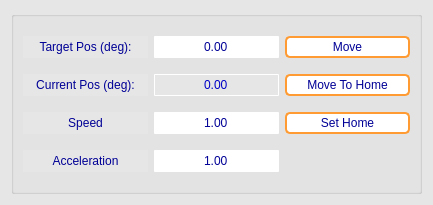
This is GUI_files/rot_motor_widget.ui in goegilein/Controller as Qt 5 draws it before an edit. The edited form follows.
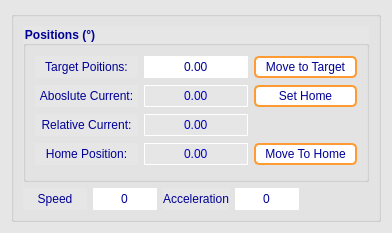
This is the edited form.

Patch:
```diff
--- a/GUI_files/rot_motor_widget.ui
+++ b/GUI_files/rot_motor_widget.ui
@@ -6,8 +6,8 @@
    <rect>
     <x>0</x>
     <y>0</y>
-    <width>433</width>
-    <height>205</height>
+    <width>392</width>
+    <height>233</height>
    </rect>
   </property>
   <property name="windowTitle">
@@ -148,16 +148,87 @@
       <string/>
      </property>
      <layout class="QGridLayout" name="gridLayout_2">
+      <item row="0" column="0" colspan="5">
+       <widget class="QGroupBox" name="groupBox">
+        <property name="title">
+         <string>Positions (°)</string>
+        </property>
+        <layout class="QGridLayout" name="gridLayout_3">
+         <item row="2" column="0">
+          <widget class="QLabel" name="label_5">
+           <property name="text">
+            <string>Relative Current:</string>
+           </property>
+           <property name="alignment">
+            <set>Qt::AlignCenter</set>
+           </property>
+          </widget>
+         </item>
       <item row="0" column="0">
        <widget class="QLabel" name="label">
         <property name="text">
-         <string>Target Pos (deg):</string>
+            <string>Target Poitions:</string>
         </property>
         <property name="alignment">
          <set>Qt::AlignCenter</set>
         </property>
        </widget>
       </item>
+         <item row="3" column="0">
+          <widget class="QLabel" name="label_6">
+           <property name="text">
+            <string>Home Position:</string>
+           </property>
+           <property name="alignment">
+            <set>Qt::AlignCenter</set>
+           </property>
+          </widget>
+         </item>
+         <item row="2" column="1">
+          <widget class="QDoubleSpinBox" name="rel_pos_spinbox">
+           <property name="enabled">
+            <bool>false</bool>
+           </property>
+           <property name="alignment">
+            <set>Qt::AlignCenter</set>
+           </property>
+           <property name="buttonSymbols">
+            <enum>QAbstractSpinBox::NoButtons</enum>
+           </property>
+           <property name="minimum">
+            <double>-1000.000000000000000</double>
+           </property>
+           <property name="maximum">
+            <double>1000.000000000000000</double>
+           </property>
+          </widget>
+         </item>
+         <item row="1" column="0">
+          <widget class="QLabel" name="label_4">
+           <property name="text">
+            <string>Aboslute Current:</string>
+           </property>
+           <property name="alignment">
+            <set>Qt::AlignCenter</set>
+           </property>
+          </widget>
+         </item>
+         <item row="3" column="1">
+          <widget class="QDoubleSpinBox" name="home_pos_spinbox">
+           <property name="enabled">
+            <bool>false</bool>
+           </property>
+           <property name="alignment">
+            <set>Qt::AlignCenter</set>
+           </property>
+           <property name="buttonSymbols">
+            <enum>QAbstractSpinBox::NoButtons</enum>
+           </property>
+           <property name="maximum">
+            <double>10000.000000000000000</double>
+           </property>
+          </widget>
+         </item>
       <item row="0" column="1">
        <widget class="QDoubleSpinBox" name="target_pos_spinbox">
         <property name="alignment">
@@ -171,16 +242,6 @@
         </property>
        </widget>
       </item>
-      <item row="1" column="0">
-       <widget class="QLabel" name="label_4">
-        <property name="text">
-         <string>Current Pos (deg):</string>
-        </property>
-        <property name="alignment">
-         <set>Qt::AlignCenter</set>
-        </property>
-       </widget>
-      </item>
       <item row="1" column="1">
        <widget class="QDoubleSpinBox" name="current_pos_spinbox">
         <property name="enabled">
@@ -197,59 +258,7 @@
         </property>
        </widget>
       </item>
-      <item row="2" column="0">
-       <widget class="QLabel" name="label_2">
-        <property name="text">
-         <string>Speed</string>
-        </property>
-        <property name="alignment">
-         <set>Qt::AlignCenter</set>
-        </property>
-       </widget>
-      </item>
-      <item row="3" column="0">
-       <widget class="QLabel" name="label_3">
-        <property name="text">
-         <string>Acceleration</string>
-        </property>
-        <property name="alignment">
-         <set>Qt::AlignCenter</set>
-        </property>
-       </widget>
-      </item>
-      <item row="3" column="1">
-       <widget class="QDoubleSpinBox" name="acc_spinbox">
-        <property name="alignment">
-         <set>Qt::AlignCenter</set>
-        </property>
-        <property name="buttonSymbols">
-         <enum>QAbstractSpinBox::NoButtons</enum>
-        </property>
-        <property name="minimum">
-         <double>1.000000000000000</double>
-        </property>
-        <property name="maximum">
-         <double>100.000000000000000</double>
-        </property>
-       </widget>
-      </item>
-      <item row="2" column="1">
-       <widget class="QDoubleSpinBox" name="speed_spinbox">
-        <property name="alignment">
-         <set>Qt::AlignCenter</set>
-        </property>
-        <property name="buttonSymbols">
-         <enum>QAbstractSpinBox::NoButtons</enum>
-        </property>
-        <property name="minimum">
-         <double>1.000000000000000</double>
-        </property>
-        <property name="maximum">
-         <double>1000.000000000000000</double>
-        </property>
-       </widget>
-      </item>
-      <item row="0" column="3">
+         <item row="0" column="2">
        <widget class="QPushButton" name="move_button">
         <property name="sizePolicy">
          <sizepolicy hsizetype="Minimum" vsizetype="Preferred">
@@ -258,21 +267,70 @@
          </sizepolicy>
         </property>
         <property name="text">
-         <string>Move</string>
+            <string>Move to Target</string>
         </property>
        </widget>
       </item>
-      <item row="1" column="3">
+         <item row="3" column="2">
        <widget class="QPushButton" name="move_to_home_button">
         <property name="text">
          <string>Move To Home</string>
         </property>
        </widget>
       </item>
-      <item row="2" column="3">
+         <item row="1" column="2">
        <widget class="QPushButton" name="set_home_button">
         <property name="text">
          <string>Set Home</string>
+           </property>
+          </widget>
+         </item>
+        </layout>
+       </widget>
+      </item>
+      <item row="2" column="1">
+       <widget class="QSpinBox" name="speed_spinbox">
+        <property name="alignment">
+         <set>Qt::AlignCenter</set>
+        </property>
+        <property name="buttonSymbols">
+         <enum>QAbstractSpinBox::NoButtons</enum>
+        </property>
+        <property name="maximum">
+         <number>10000</number>
+        </property>
+       </widget>
+      </item>
+      <item row="2" column="2">
+       <widget class="QLabel" name="label_3">
+        <property name="text">
+         <string>Acceleration</string>
+        </property>
+        <property name="alignment">
+         <set>Qt::AlignCenter</set>
+        </property>
+       </widget>
+      </item>
+      <item row="2" column="0">
+       <widget class="QLabel" name="label_2">
+        <property name="text">
+         <string>Speed</string>
+        </property>
+        <property name="alignment">
+         <set>Qt::AlignCenter</set>
+        </property>
+       </widget>
+      </item>
+      <item row="2" column="3">
+       <widget class="QSpinBox" name="acc_spinbox">
+        <property name="alignment">
+         <set>Qt::AlignCenter</set>
+        </property>
+        <property name="buttonSymbols">
+         <enum>QAbstractSpinBox::NoButtons</enum>
+        </property>
+        <property name="maximum">
+         <number>10000</number>
         </property>
        </widget>
       </item>
```
Lines whose indentation alone changed are shown as unchanged.
